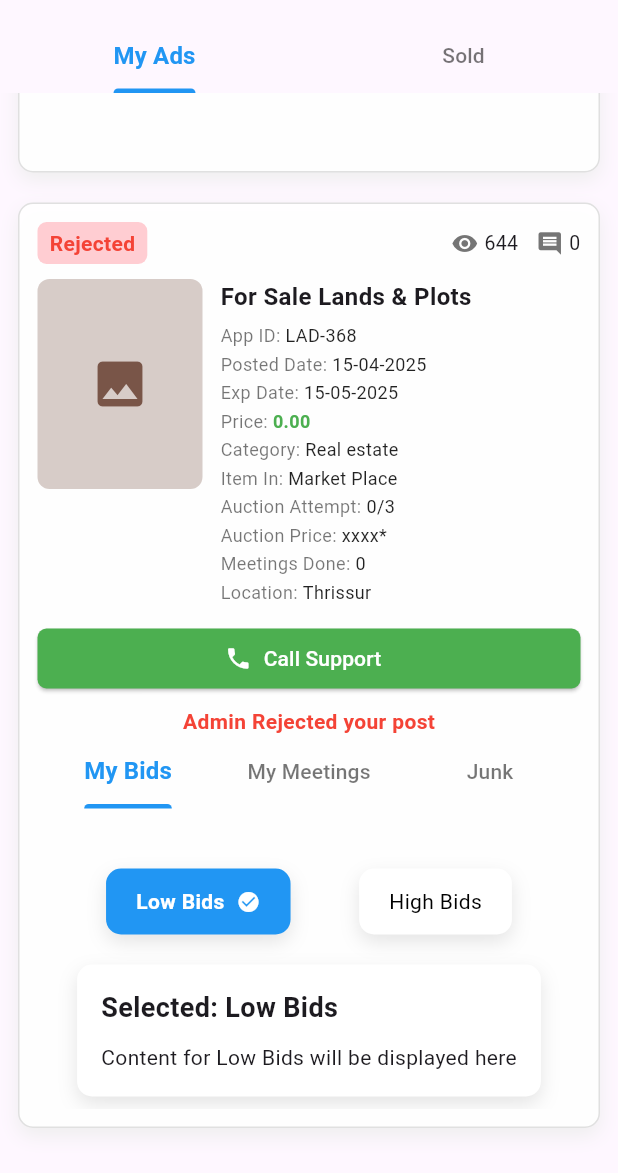
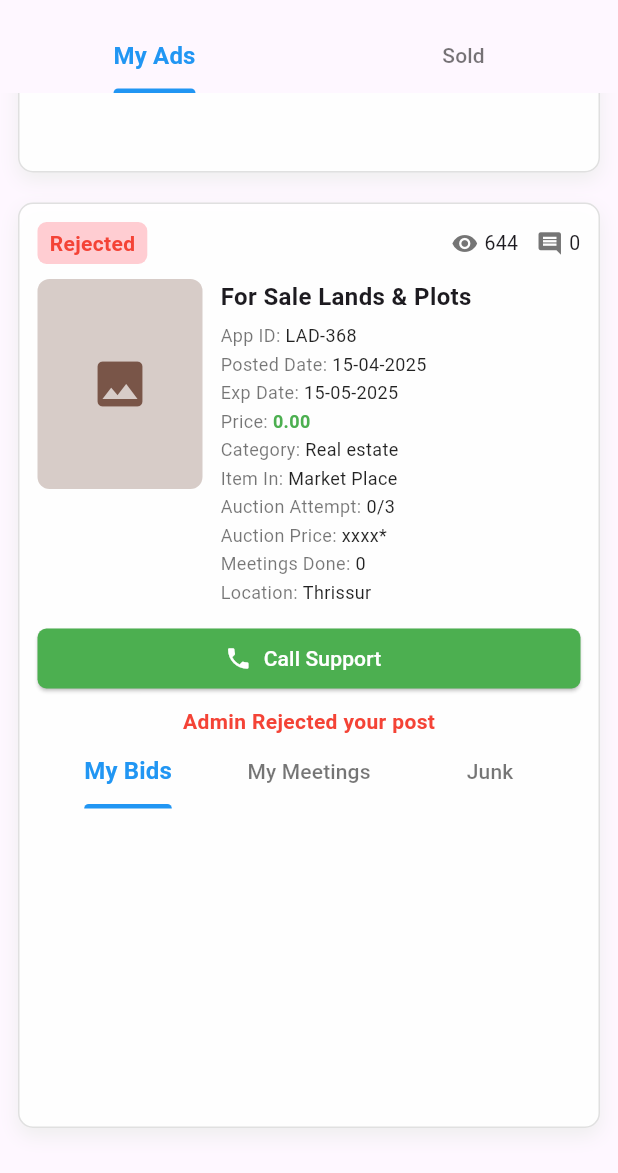
Before and after one commit to Greencreon-LLP-2/Lelam-online-V2, a Flutter app: the SellingStatusPage screen opened by its route, tab 2 chosen, scrolled down 576 dp, on a phone screen of 412 x 824 dp, the part 63-1236 px from its top. Run offline on Flutter 3.47's test engine with Material 3 defaults, Android fonts, the phone set to English and light mode, and no system bars; our stand-ins replace go_router.

Commit message:
fixed pre selection in selling status my ads

```diff
--- a/lib/feature/status/view/widgets/selling_status/tab_bar_widget.dart
+++ b/lib/feature/status/view/widgets/selling_status/tab_bar_widget.dart
@@ -4,25 +4,58 @@ import 'package:lelamonline_flutter/feature/status/view/widgets/buying_status/my
 import 'package:lelamonline_flutter/feature/status/view/widgets/buying_status/my_meetings_widget.dart';
 import 'package:lelamonline_flutter/feature/status/view/widgets/selling_status/junk_widget.dart';
 
-class TabBarWidget extends StatelessWidget {
+class TabBarWidget extends StatefulWidget {
   const TabBarWidget({super.key});
 
   @override
+  State<TabBarWidget> createState() => _TabBarWidgetState();
+}
+
+class _TabBarWidgetState extends State<TabBarWidget>
+    with SingleTickerProviderStateMixin {
+  late TabController _tabController;
+  bool _hasSelectedTab = false;
+
+  @override
+  void initState() {
+    super.initState();
+    _tabController = TabController(length: 3, vsync: this);
+    _tabController.addListener(_handleTabChange);
+  }
+
+  void _handleTabChange() {
+    if (_tabController.indexIsChanging) {
+      setState(() {
+        _hasSelectedTab = true;
+      });
+    }
+  }
+
+  @override
+  void dispose() {
+    _tabController.removeListener(_handleTabChange);
+    _tabController.dispose();
+    super.dispose();
+  }
+
+  @override
   Widget build(BuildContext context) {
-    return DefaultTabController(
-      length: 3,
-      child: Column(
+    return Column(
       mainAxisSize: MainAxisSize.min,
       children: [
         TabBar(
+          controller: _tabController,
           dividerColor: Colors.transparent,
           isScrollable: false,
           indicatorColor: AppTheme.primaryColor,
           labelColor: AppTheme.primaryColor,
           unselectedLabelColor: Colors.black54,
-            labelStyle: TextStyle(fontSize: 16, fontWeight: FontWeight.bold),
-            unselectedLabelStyle: TextStyle(fontSize: 14),
-            tabs: [
+          labelStyle: const TextStyle(
+            fontSize: 16,
+            fontWeight: FontWeight.bold,
+          ),
+          unselectedLabelStyle: const TextStyle(fontSize: 14),
+          tabs: const [
             Tab(text: 'My Bids'),
             Tab(text: 'My Meetings'),
             Tab(text: 'Junk'),
@@ -30,12 +63,19 @@ class TabBarWidget extends StatelessWidget {
         ),
         SizedBox(
           height: 200, // Fixed height for the TabBarView
-            child: TabBarView(
-              children: [MyBidsWidget(), MyMeetingsWidget(), JunkWidget()],
-            ),
+          child:
+              _hasSelectedTab
+                  ? TabBarView(
+                    controller: _tabController,
+                    children: const [
+                      MyBidsWidget(),
+                      MyMeetingsWidget(),
+                      JunkWidget(),
+                    ],
+                  )
+                  : const SizedBox(), // Show nothing until a tab is selected
         ),
       ],
-      ),
     );
   }
 }
```
Lines whose indentation alone changed are shown as unchanged.
